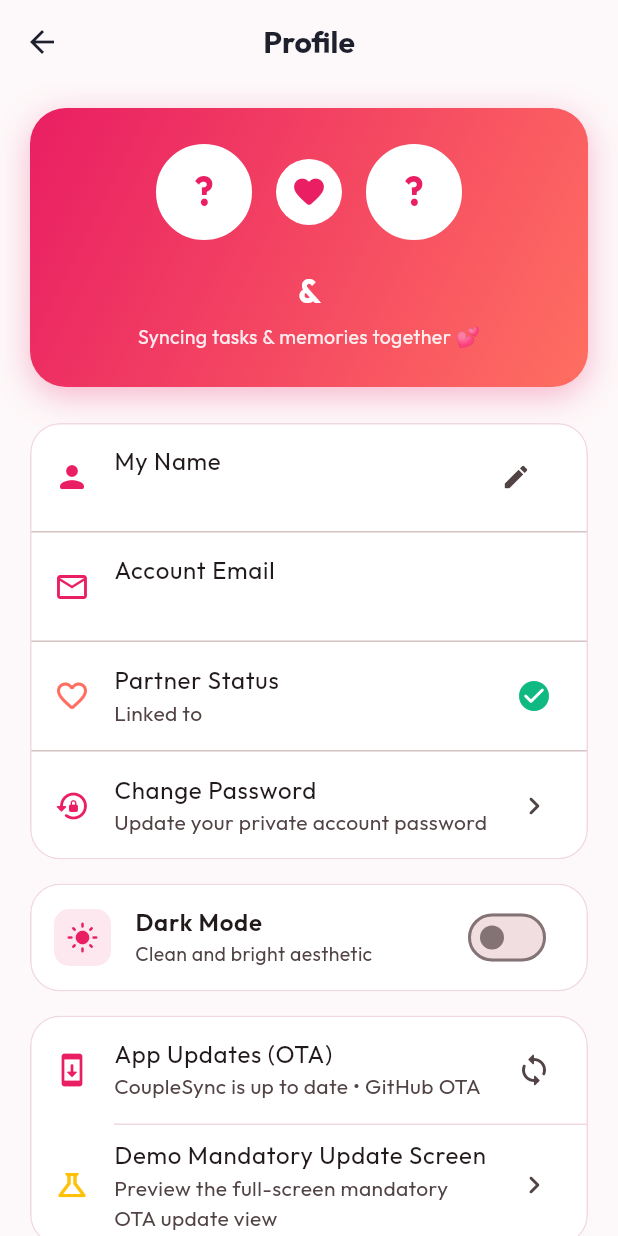
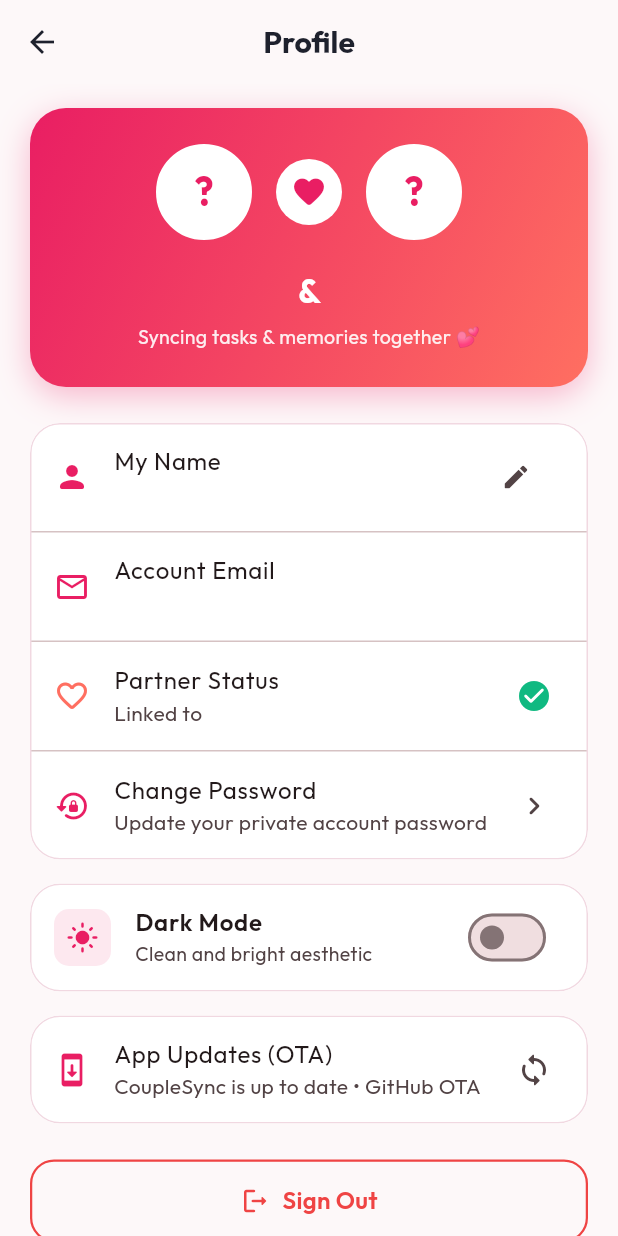
Before and after one commit to justtheguyak/syncitman, a Flutter app: the ProfileScreen screen opened directly, on a phone screen of 412 x 824 dp. Run offline on Flutter 3.47's test engine with Material 3 defaults, Android fonts, the phone set to English and light mode, and no system bars; our stand-ins replace flutter_local_notifications, flutter_riverpod, go_router, google_fonts, package_info_plus, shared_preferences and 2 more; missing offline and left inert: ota_update; accounts and stored records are empty; network calls fail.

Commit message:
clean: remove demo mandatory update button and notification testing suite

```diff
--- a/lib/features/profile/presentation/profile_screen.dart
+++ b/lib/features/profile/presentation/profile_screen.dart
@@ -5,7 +5,6 @@ import '../../../core/constants/app_strings.dart';
 import '../../../core/supabase/supabase_client.dart';
 import '../../../shared/widgets/app_button.dart';
 import '../../../shared/widgets/theme_toggle.dart';
-import '../../../shared/services/notification_service.dart';
 import '../../auth/presentation/auth_notifier.dart';
 import '../../updates/presentation/update_notifier.dart';
 import 'profile_notifier.dart';
@@ -217,88 +216,6 @@ class ProfileScreen extends ConsumerWidget {
                             );
                           }
                           // If update is available, the app builder automatically transitions to MandatoryUpdateScreen!
-                        }
-                      },
-                    ),
-                    Divider(
-                      height: 1,
-                      indent: 56,
-                      color:
-                          isDark ? AppColors.darkBorder : AppColors.lightBorder,
-                    ),
-                    ListTile(
-                      leading: const Icon(Icons.science_outlined,
-                          color: Colors.amber),
-                      title: const Text('Demo Mandatory Update Screen'),
-                      subtitle: const Text(
-                          'Preview the full-screen mandatory OTA update view'),
-                      trailing: const Icon(Icons.chevron_right_rounded),
-                      onTap: () {
-                        ref
-                            .read(updateNotifierProvider.notifier)
-                            .simulateUpdateAvailable();
-                      },
-                    ),
-                  ],
-                ),
-
-                const SizedBox(height: 16),
-
-                // Notifications Testing Section
-                _buildCardContainer(
-                  isDark: isDark,
-                  children: [
-                    ListTile(
-                      leading: const Icon(Icons.notifications_active_rounded,
-                          color: AppColors.secondary),
-                      title: const Text('Test Instant Notification'),
-                      subtitle:
-                          const Text('Trigger a test notification right now'),
-                      trailing: const Icon(Icons.send_rounded, size: 20),
-                      onTap: () async {
-                        final ok =
-                            await NotificationService.showImmediateNotification();
-                        if (context.mounted) {
-                          ScaffoldMessenger.of(context).showSnackBar(
-                            SnackBar(
-                              content: Text(ok
-                                  ? 'Notification sent! Check your notification bar 🔔'
-                                  : 'Could not send notification. Check permissions.'),
-                              backgroundColor: ok
-                                  ? AppColors.statusDone
-                                  : AppColors.priorityHigh,
-                            ),
-                          );
-                        }
-                      },
-                    ),
-                    Divider(
-                      height: 1,
-                      indent: 56,
-                      color:
-                          isDark ? AppColors.darkBorder : AppColors.lightBorder,
-                    ),
-                    ListTile(
-                      leading: const Icon(Icons.timer_outlined,
-                          color: AppColors.primary),
-                      title: const Text('Test Scheduled (5s)'),
-                      subtitle:
-                          const Text('Locks phone or wait 5s to see popup'),
-                      trailing: const Icon(Icons.schedule_rounded, size: 20),
-                      onTap: () async {
-                        final ok = await NotificationService
-                            .scheduleTestNotification(delaySeconds: 5);
-                        if (context.mounted) {
-                          ScaffoldMessenger.of(context).showSnackBar(
-                            SnackBar(
-                              content: Text(ok
-                                  ? 'Scheduled in 5 seconds! You can lock or minimize.'
-                                  : 'Could not schedule. Check alarm permissions.'),
-                              backgroundColor: ok
-                                  ? AppColors.statusDone
-                                  : AppColors.priorityHigh,
-                            ),
-                          );
                         }
                       },
                     ),
```
Also changed, not shown: lib/features/updates/presentation/mandatory_update_screen.dart (+0 -20 lines), lib/features/updates/presentation/update_notifier.dart (+0 -25 lines).
